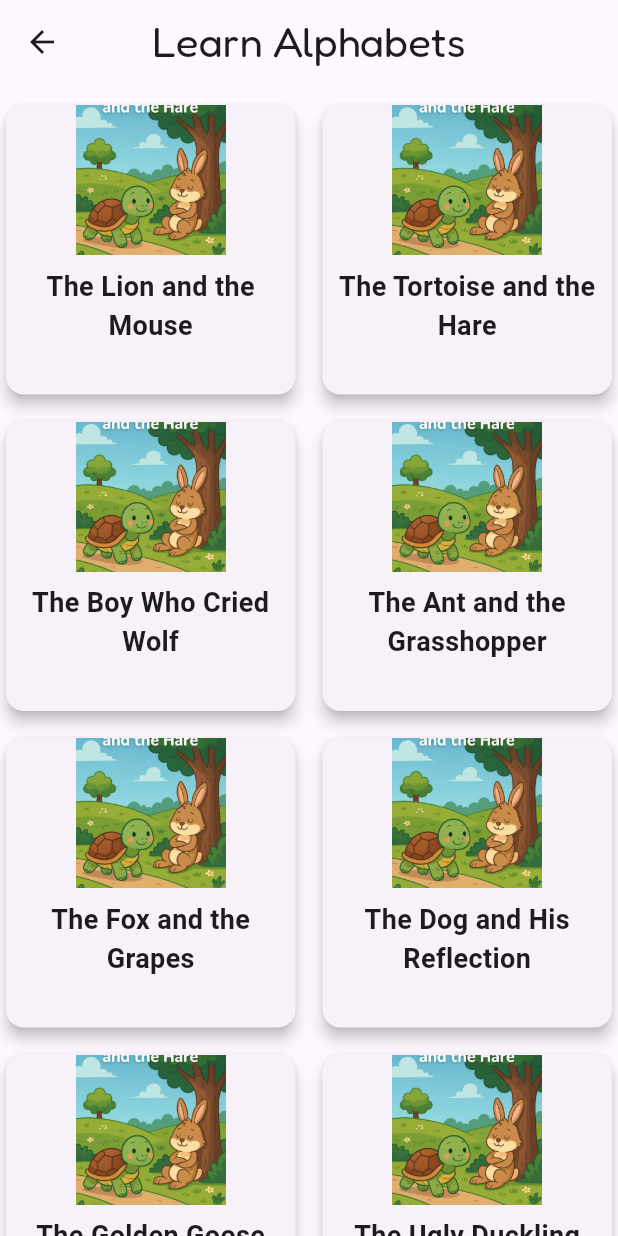
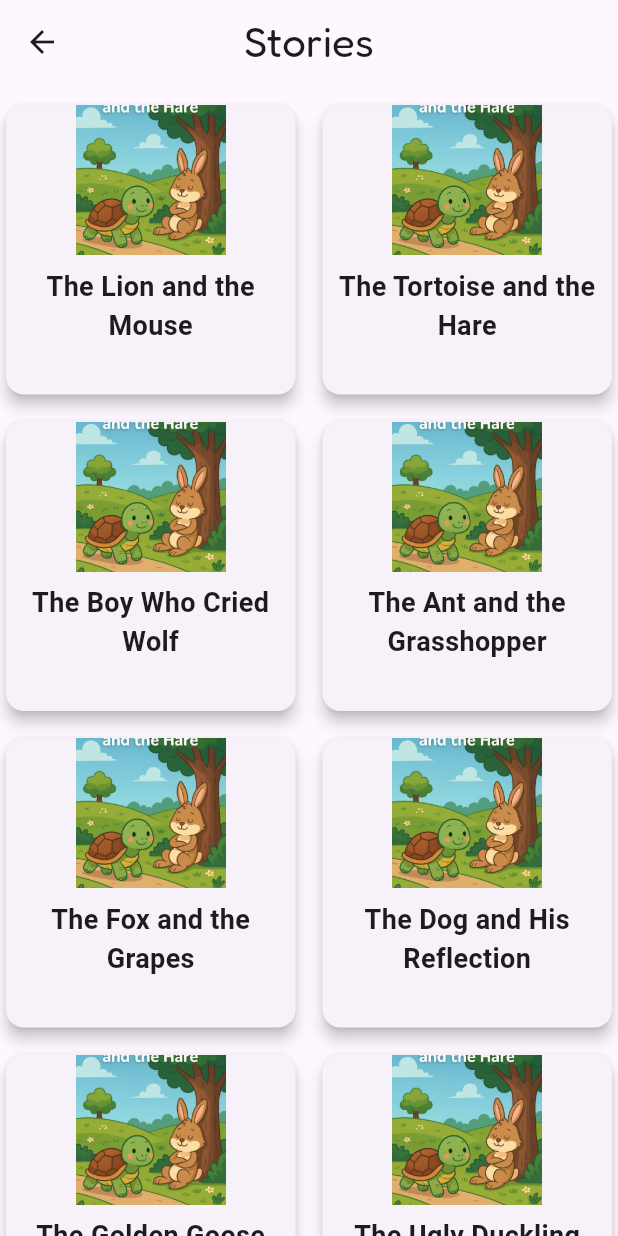
Before and after one commit to Hashini99/KIDS_LEARNING_APP, a Flutter app: the screen it shows after launch, after a tap on "Stories", on a phone screen of 412 x 824 dp. Run offline on Flutter 3.47's test engine with Material 3 defaults, Android fonts, the light colour scheme and no system bars; our stand-ins replace audioplayers, confetti, flutter_tts, google_fonts.

Commit message:
ui changes git commit -m "ui changes"

```diff
--- a/lib/learning_home.dart
+++ b/lib/learning_home.dart
@@ -74,7 +74,7 @@ class LearningHome extends StatelessWidget {
                      SizedBox(height: 20),
                  AnimatedButton(
                 label: 'Learn Numbers',
-                icon: Icons.shape_line,
+                icon: Icons.numbers,
                 onPressed: () {
                   Navigator.push(
                     context,
@@ -86,7 +86,7 @@ class LearningHome extends StatelessWidget {
               // Learn Animals Button
               AnimatedButton(
                 label: 'Learn Alphabets',
-                icon: Icons.pets,
+                icon: Icons.book,
                 onPressed: () {
                   Navigator.push(
                     context,
--- a/lib/story_screen.dart
+++ b/lib/story_screen.dart
@@ -104,7 +104,7 @@ List<Story> stories = [
   Widget build(BuildContext context) {
     return Scaffold(
       appBar: AppBar(
-        title: Text('Learn Alphabets', style: GoogleFonts.fredoka(fontSize: 28)),
+        title: Text('Stories', style: GoogleFonts.fredoka(fontSize: 28)),
         centerTitle: true,
       ),
       body: Column(
```
